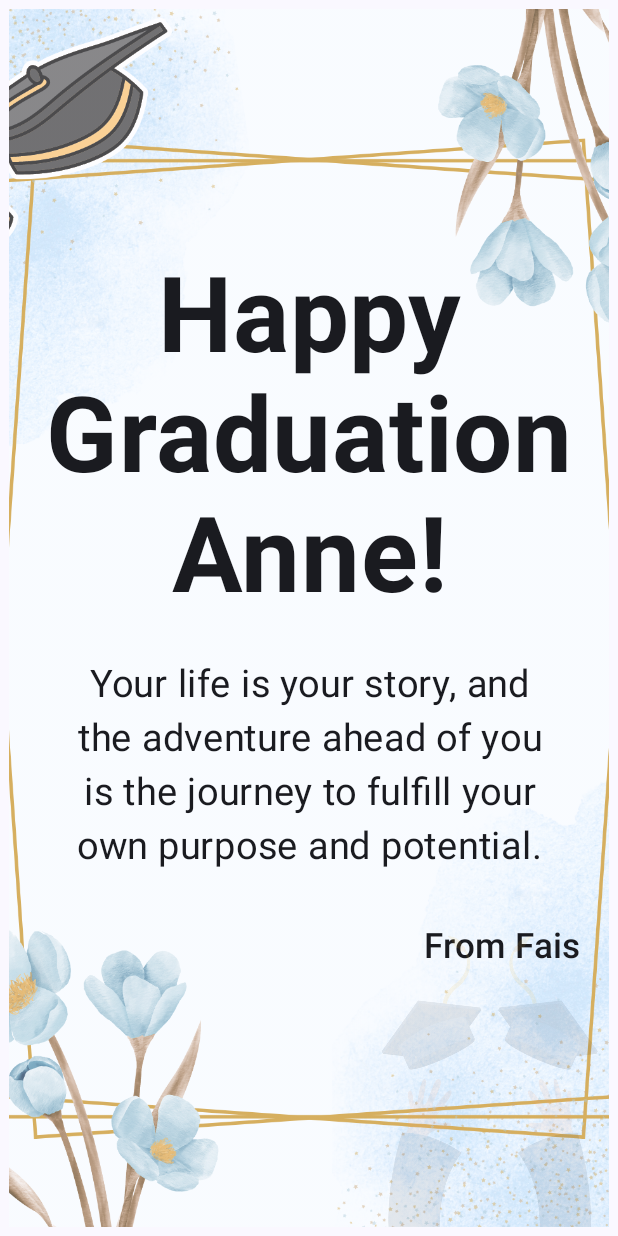
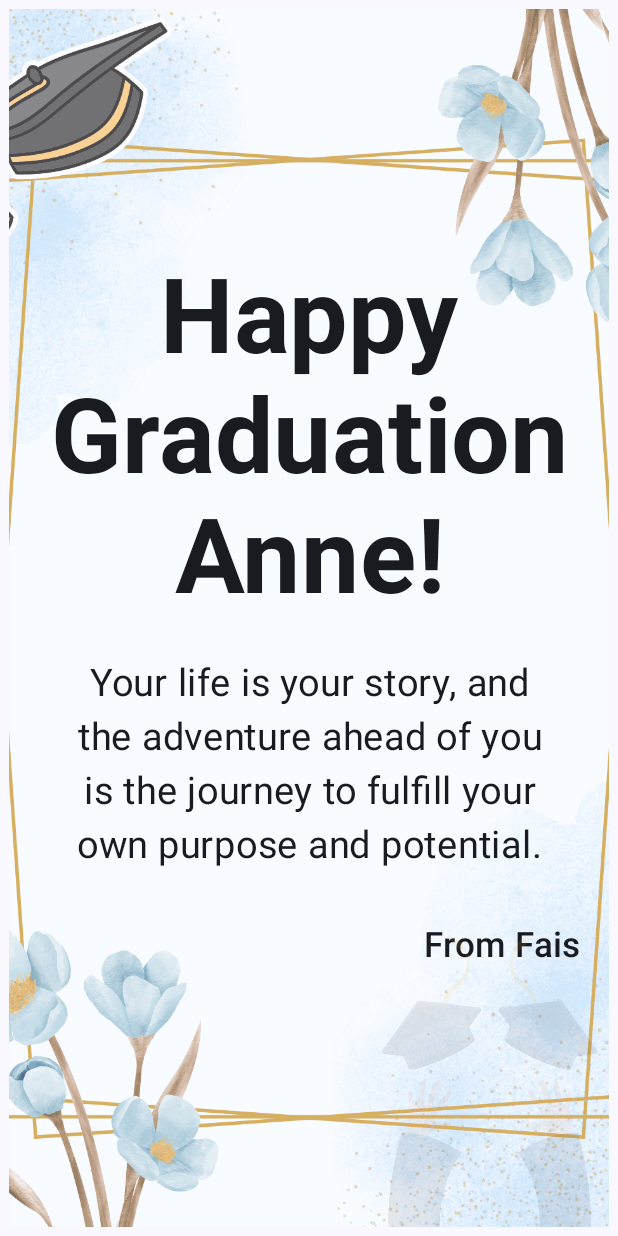
Before and after one commit to fajfhasjhs/Gradution, an Android app built with Jetpack Compose: the screen it shows after launch (MainActivity), on a phone screen of 412 x 824 dp. Run offline under Robolectric (Android 15) with nearby library versions, the phone set to English and light mode, and no system bars.

```diff
--- a/app/src/main/java/com/example/graduated_14mar/MainActivity.kt
+++ b/app/src/main/java/com/example/graduated_14mar/MainActivity.kt
@@ -60,7 +60,7 @@ fun GreetingText(message: String, from: String, harapan: String, modifier: Modif
         ) {
             Text(
                 text = message,
-                fontSize = 70.sp,
+                fontSize = 69.sp,
                 fontWeight = FontWeight.Bold,
                 lineHeight = 80.sp,
                 textAlign = TextAlign.Center
```
